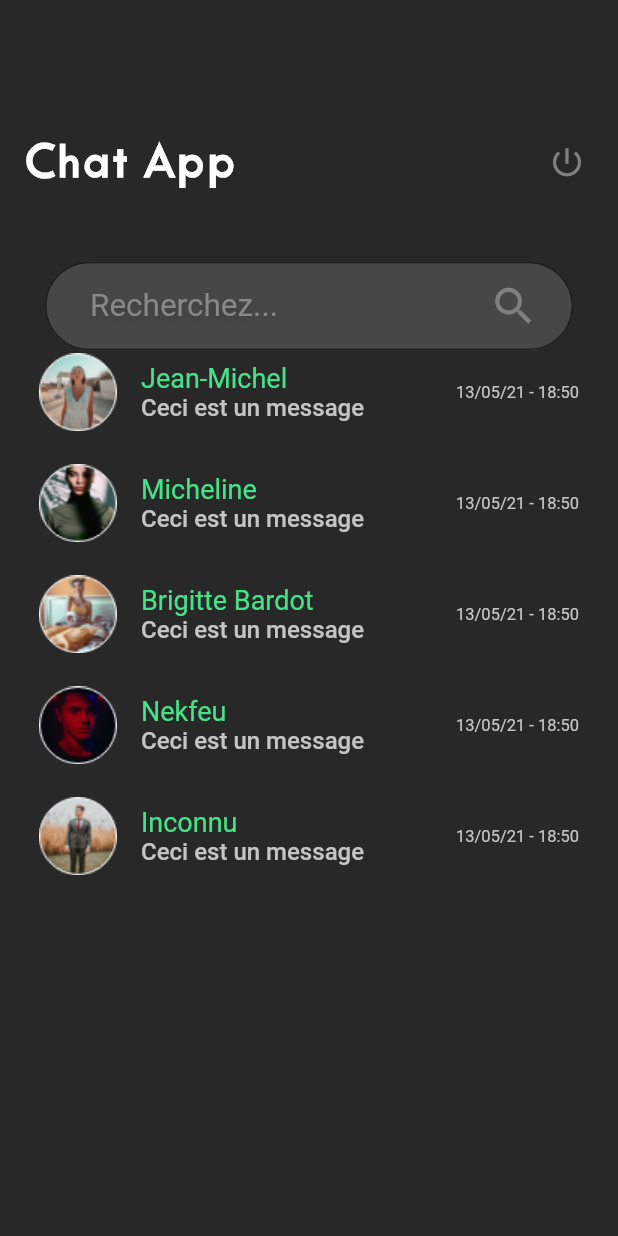
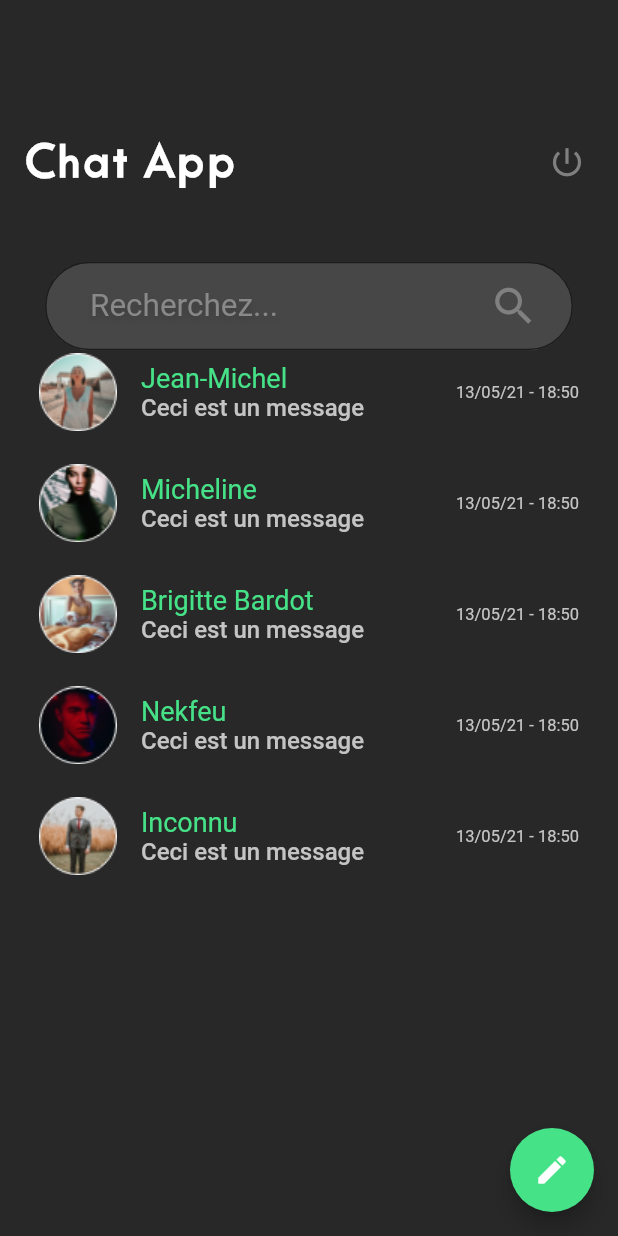
Before and after one commit to CaptainWeb1/my_message, a Flutter app: the screen it shows once a user with an empty profile is signed in, on a phone screen of 412 x 824 dp. Run offline on Flutter 3.47's test engine with Material 2 defaults, Android fonts, the phone set to English and light mode, and no system bars; our stand-ins replace cloud_firestore, firebase_auth, firebase_core; accounts and stored records are empty; Roboto replaces fonts that are missing (Sana).

Commit message:
setRooms, getRooms, setMessage, message Model Json, Room Model, user models list, filter bar and search bar type,

```diff
--- a/lib/models/messages_model.dart
+++ /dev/null
@@ -1,4 +0,0 @@
-
-class MessagesModel {
-
-}
--- a/lib/models/user_model.dart
+++ b/lib/models/user_model.dart
@@ -13,33 +13,33 @@ class UserModel {
     );
 }
 
-Map<int, UserModel> users = {
-   0 : UserModel(
+List<UserModel> users = [
+   UserModel(
     uniqueKey: UniqueKey(),
     userName: "Jean-Michel",
     imagePath: "assets/images/user_images/Jean-Michel.png"
   ),
-  1 : UserModel(
+  UserModel(
       uniqueKey: UniqueKey(),
       userName: "Micheline",
       imagePath: "assets/images/user_images/Micheline.png"
   ),
-  2 : UserModel(
+  UserModel(
       uniqueKey: UniqueKey(),
       userName: "Brigitte Bardot",
       imagePath: "assets/images/user_images/Brigitte Bardot.png"
   ),
-  3 : UserModel(
+  UserModel(
       uniqueKey: UniqueKey(),
       userName: "Nekfeu",
       imagePath: "assets/images/user_images/Nekfeu.png"
   ),
-  4 : UserModel(
+  UserModel(
       uniqueKey: UniqueKey(),
       userName: "Inconnu",
       imagePath: "assets/images/user_images/Inconnu.png"
   )
-};
+];
 
 
 /*
--- a/lib/resources/themes.dart
+++ b/lib/resources/themes.dart
@@ -47,6 +47,9 @@ ThemeData theme = ThemeData(
             MyShapes.radiusCircular,
           ),
         ),
+  ),
+  floatingActionButtonTheme: FloatingActionButtonThemeData(
+    backgroundColor: MyColors.primary
   ),
   textSelectionTheme: TextSelectionThemeData(
     cursorColor: MyColors.primary,
--- a/lib/screens/messages_screen.dart
+++ b/lib/screens/messages_screen.dart
@@ -18,6 +18,31 @@ class MessagesScreen extends StatefulWidget {
 class _MessagesScreenState extends State<MessagesScreen> {
 
   String _searchText = "";
+
+  List<UserModel> _usersFiltered = [];
+
+  void _filterMessages() {
+    List<UserModel> _usersToFilter = [];
+    setState(() {
+      if (_searchText == "") {
+          _usersFiltered = List.from(users);
+      } else {
+        for (var user in users) {
+          String _username = user.userName ?? "";
+          if (_username.toLowerCase().contains(_searchText.toLowerCase())) {
+            _usersToFilter.add(user);
+          }
+        }
+        _usersFiltered = List.from(_usersToFilter);
+      }
+    });
+  }
+
+  @override
+  void initState() {
+    super.initState();
+    _usersFiltered = List.from(users);
+  }
 
   @override
   Widget build(BuildContext context) {
@@ -51,14 +76,10 @@ class _MessagesScreenState extends State<MessagesScreen> {
             Padding(
               padding: const EdgeInsets.symmetric(horizontal: 20.0),
               child: TextFieldWidget(
-                textFieldParameters: TextFieldParameters(
-                      hintText: Strings.search,
-                      iconWidget: IconWidget(
-                        icon: Icons.search,
-                      )
-                  ),
+                textFieldParameters: SearchTextFieldParameters(),
                 valueChanged: (value) {
                   _searchText = value;
+                  _filterMessages();
                 },
               ),
             ),
@@ -68,16 +89,51 @@ class _MessagesScreenState extends State<MessagesScreen> {
                   itemBuilder: (context, index) {
                     return Padding(
                       padding: const EdgeInsets.only(bottom: 18.0),
-                      child: ListTile(
+                      child: MessageTileWidget(
+                          key: UniqueKey(),
+                          usersFiltered: _usersFiltered,
+                          index: index,
+                      ),
+                    );
+                  },
+                  itemCount: _usersFiltered.length,
+              ),
+            )
+          ],
+        ),
+      ),
+      floatingActionButton: FloatingActionButton(
+        onPressed: () => Navigator.of(context).pushNamed(PAGE_SEARCH),
+        child: Icon(
+          Icons.create,
+        )
+      ),
+    );
+  }
+}
+
+class MessageTileWidget extends StatelessWidget {
+  const MessageTileWidget({
+    Key? key,
+    required usersFiltered,
+    required this.index,
+  }) : _usersFiltered = usersFiltered, super(key: key);
+
+  final _usersFiltered;
+  final int index;
+
+  @override
+  Widget build(BuildContext context) {
+    return ListTile(
       onTap: () => Navigator.of(context).pushNamed(PAGE_CHAT),
       leading: Image.asset(
-                          users[index]?.imagePath ?? "assets/images/user_images/unknown-image.jpeg"
+          _usersFiltered[index]?.imagePath ?? "assets/images/user_images/unknown-image.jpeg"
       ),
       title: Column(
         crossAxisAlignment: CrossAxisAlignment.start,
         children: [
           Text(
-                              users[index]?.userName ?? "pseudo",
+            _usersFiltered[index]?.userName ?? "pseudo",
             style: MyTextStyles.bodyLink,
           ),
           Text(
@@ -92,15 +148,6 @@ class _MessagesScreenState extends State<MessagesScreen> {
         Strings.exampleDate,
         style: MyTextStyles.dateMessagesScreen,
       ),
-                      ),
-                    );
-                  },
-                  itemCount: users.length,
-              ),
-            )
-          ],
-        ),
-      ),
     );
   }
 }
--- a/lib/utils/navigation_utils.dart
+++ b/lib/utils/navigation_utils.dart
@@ -1,7 +1,6 @@
 
 import 'package:flutter/material.dart';
 import 'package:my_message/resources/strings.dart';
-import 'package:my_message/widgets/progress_indicator_overlay_widget.dart';
 
 class NavigationUtils {
 
--- a/lib/utils/route_generator.dart
+++ b/lib/utils/route_generator.dart
@@ -3,6 +3,7 @@ import 'package:flutter/cupertino.dart';
 import 'package:flutter/material.dart';
 import 'package:my_message/screens/messages_screen.dart';
 import 'package:my_message/screens/room_screen.dart';
+import 'package:my_message/screens/search_screen.dart';
 import 'package:my_message/screens/sign_in_screen.dart';
 import 'package:my_message/screens/sign_up_screen.dart';
 import 'package:my_message/screens/splash_screen.dart';
@@ -16,6 +17,7 @@ class RouteGenerator {
       case PAGE_SIGN_UP : return MaterialPageRoute(builder: (_) => SignUpScreen());
       case PAGE_MESSAGES : return MaterialPageRoute(builder: (_) => MessagesScreen());
       case PAGE_CHAT : return MaterialPageRoute(builder: (_) => RoomScreen());
+      case PAGE_SEARCH : return MaterialPageRoute(builder: (_) => SearchScreen());
       case SPLASH_SCREEN : return MaterialPageRoute(builder: (_) => SplashScreen());
       default: return MaterialPageRoute(builder: (_) => UnknownScreen());
     }
@@ -27,4 +29,5 @@ const String PAGE_SIGN_IN = "/SignIn";
 const String PAGE_SIGN_UP = "/SignUp";
 const String PAGE_MESSAGES = "/Messages";
 const String PAGE_CHAT = "/Chat";
+const String PAGE_SEARCH = "/PageSearch";
 const String SPLASH_SCREEN = "/Splash";
--- a/lib/widgets/textfield_widget.dart
+++ b/lib/widgets/textfield_widget.dart
@@ -59,6 +59,9 @@ class _TextFieldWidgetState extends State<TextFieldWidget> {
       obscureText: _textFieldParameters.obscureText,
       autocorrect: _textFieldParameters.autoCorrect,
       inputFormatters: _textFieldParameters.textInputFormatters,
+      onChanged: (String? value) {
+        _validateForm(value ?? "");
+      },
       onFieldSubmitted: (String? value) {
         _validateForm(value ?? "");
       },
@@ -75,11 +78,13 @@ class _TextFieldWidgetState extends State<TextFieldWidget> {
   }
 
   _validateForm(String value) {
-    if(value == "" || value.replaceAll(" ", "") == "" ) {
-      return Strings.errorEmptyField;
-    } else {
-      if (_textFieldParameters is PasswordTextFieldParameters && value.length < 8) {
-        return Strings.errorPasswordLength;
+    if(_textFieldParameters is !SearchTextFieldParameters) {
+      if(value == "" || value.replaceAll(" ", "") == "") {
+        return Strings.errorEmptyField;
+      } else {
+        if (_textFieldParameters is PasswordTextFieldParameters && value.length < 8) {
+          return Strings.errorPasswordLength;
+        }
       }
     }
     widget.valueChanged(value);
@@ -100,7 +105,6 @@ class NameTextFieldParameters extends TextFieldParameters {
     ],
     keyboardType: TextInputType.name,
   );
-
 
 }
 
@@ -136,6 +140,23 @@ class PasswordTextFieldParameters extends TextFieldParameters {
 
 }
 
+class SearchTextFieldParameters extends TextFieldParameters {
+
+  final String? hintText;
+  final IconWidget? iconWidget;
+
+  SearchTextFieldParameters({
+    this.hintText = Strings.search,
+    this.iconWidget = const IconWidget(
+      icon: Icons.search,
+    ),
+  }) : super(
+    hintText: hintText,
+    iconWidget: iconWidget
+  );
+
+}
+
 class TextFieldParameters {
 
   final String? hintText;
--- a/pubspec.yaml
+++ b/pubspec.yaml
@@ -29,6 +29,7 @@ dependencies:
   provider: ^5.0.0
   cloud_firestore: ^2.2.2
   cupertino_icons: ^1.0.2
+  material_floating_search_bar: ^0.3.4
 
 dev_dependencies:
   flutter_test:
```
Also changed, not shown: lib/models/message_model.dart (added, +27 -0 lines), lib/models/room_model.dart (added, +27 -0 lines), lib/providers/chat_provider.dart (+28 -11 lines), lib/screens/search_screen.dart (added, +14 -0 lines), pubspec.lock. Lines whose indentation alone changed are shown as unchanged.
